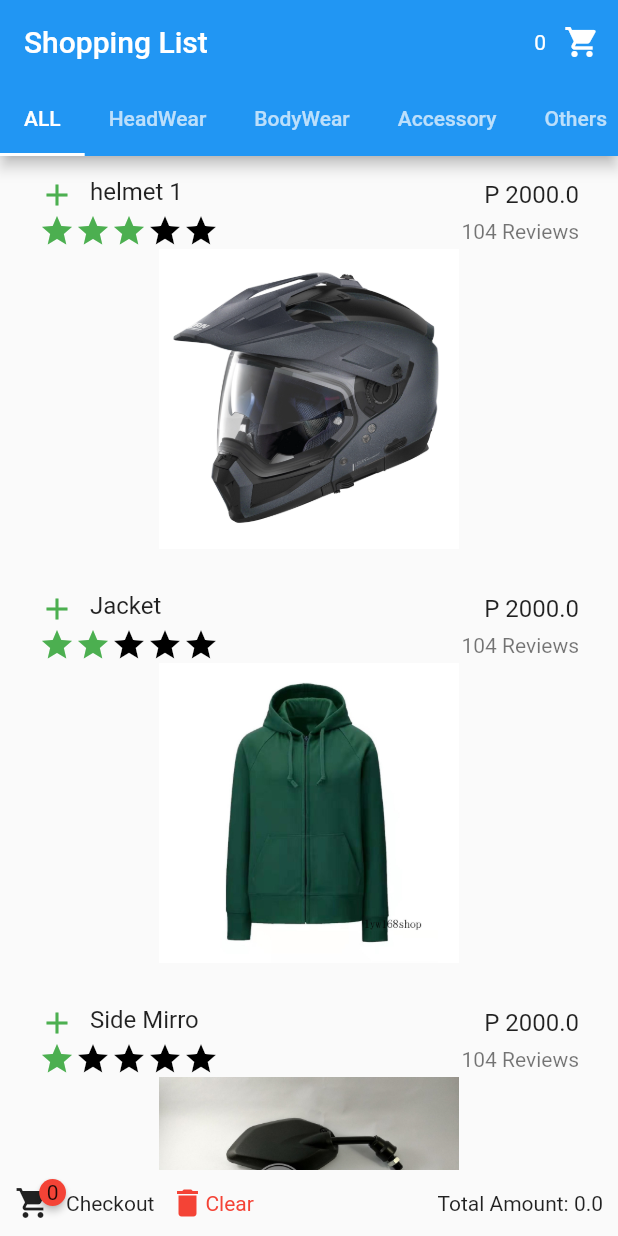
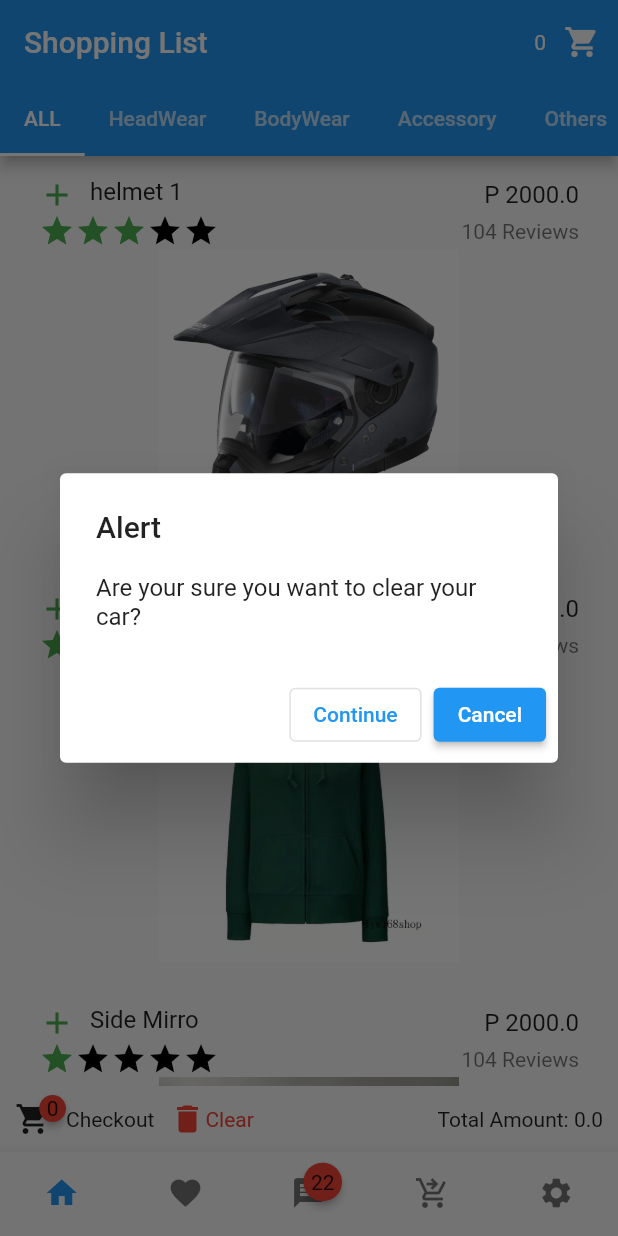
Before and after one commit to nibiru2O12/Flutter---Shopping-List, a Flutter app: the screen it shows after launch, after a tap on "Clear", on a phone screen of 412 x 824 dp. Run offline on Flutter 3.47's test engine with Material 2 defaults, Android fonts, the phone set to English and light mode, and no system bars; drawn by our look-alikes of badges; missing offline and left inert: dart:ffi.

Commit message:
added Badge

```diff
--- a/lib/main.dart
+++ b/lib/main.dart
@@ -280,6 +280,32 @@ class _ShoppingListState extends State<ShoppingList>
   Widget build(BuildContext context) {
     var provider = Provider.of<CartModel>(context);
     return Scaffold(
+      bottomNavigationBar: BottomNavigationBar(
+        showSelectedLabels: false,
+        showUnselectedLabels: false,
+        type: BottomNavigationBarType.fixed,
+        items: [
+          BottomNavigationBarItem(label: "Home", icon: Icon(Icons.home)),
+          BottomNavigationBarItem(
+              label: "Favorite", icon: Icon(Icons.favorite)),
+          BottomNavigationBarItem(
+              label: "Messages",
+              icon: Badge(
+                badgeContent: Text("22"),
+                child: Icon(Icons.message),
+              )),
+          BottomNavigationBarItem(
+              label: "Cart",
+              icon: Badge(
+                toAnimate: false,
+                showBadge: provider._items.length > 0,
+                badgeContent: Text(provider._items.length.toString()),
+                child: Icon(Icons.shopping_cart_checkout),
+              )),
+          BottomNavigationBarItem(
+              label: "Settings", icon: Icon(Icons.settings)),
+        ],
+      ),
       appBar: AppBar(
         bottom: TabBar(
             isScrollable: true,
@@ -552,6 +578,29 @@ class Footer extends StatelessWidget {
     return total.price;
   }
 
+  void showClearWarning(
+      {required BuildContext context, required Function onOk}) {
+    showDialog(
+        context: context,
+        builder: (BuildContext context) {
+          return AlertDialog(
+            title: Text("Alert"),
+            content: Text("Are your sure you want to clear your car?"),
+            actions: [
+              OutlinedButton(
+                  onPressed: () {
+                    onOk();
+                    Navigator.of(context).pop();
+                  },
+                  child: Text("Continue")),
+              ElevatedButton(
+                  onPressed: () => Navigator.of(context).pop(),
+                  child: Text("Cancel"))
+            ],
+          );
+        });
+  }
+
   @override
   Widget build(BuildContext context) {
     var provider = Provider.of<CartModel>(context);
@@ -565,7 +614,7 @@ class Footer extends StatelessWidget {
               children: [
                 Badge(
                   toAnimate: false,
-                  badgeContent: Text(cart.length.toString()),
+                  badgeContent: Text(provider._items.length.toString()),
                   child: Icon(Icons.shopping_cart),
                 ),
                 SizedBox(
@@ -579,7 +628,10 @@ class Footer extends StatelessWidget {
                 SizedBox(
                   width: 10,
                 ),
-                GestureDetector(
+                InkWell(
+                  onTap: () =>
+                      showClearWarning(context: context, onOk: provider.clear),
+                  child: GestureDetector(
                     child: Row(
                       children: [
                         Icon(
@@ -592,7 +644,8 @@ class Footer extends StatelessWidget {
                         )
                       ],
                     ),
-                  onTap: () => provider.clear(),
+                    onTap: null,
+                  ),
                 )
               ],
             )),
```
Lines whose indentation alone changed are shown as unchanged.
